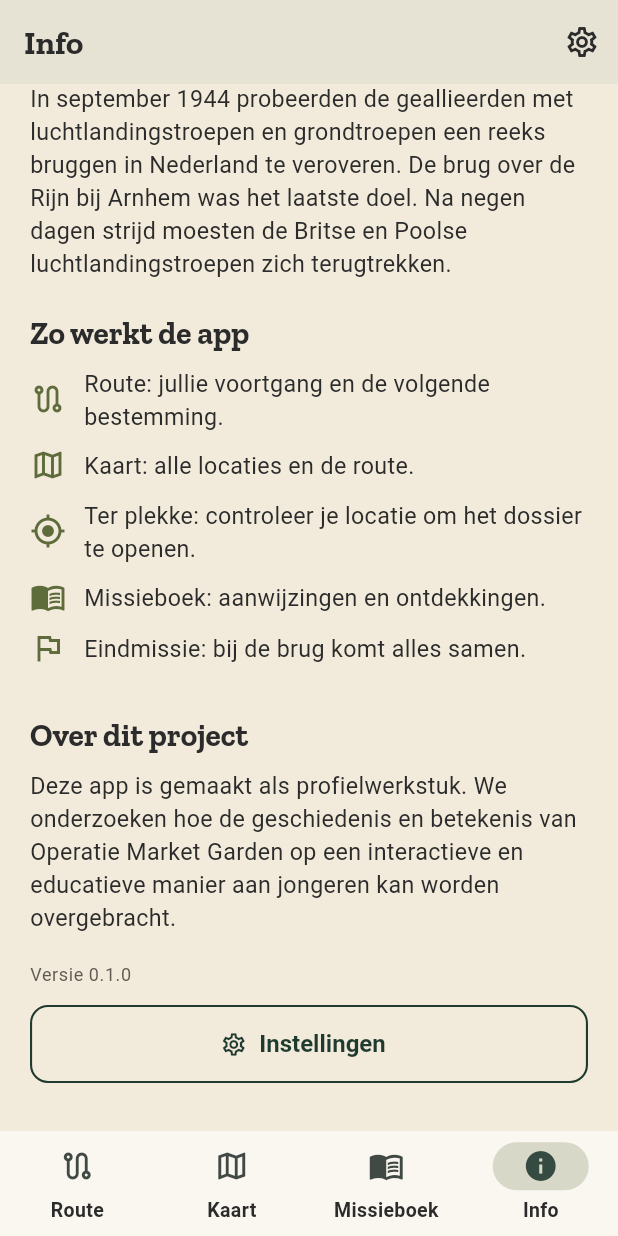
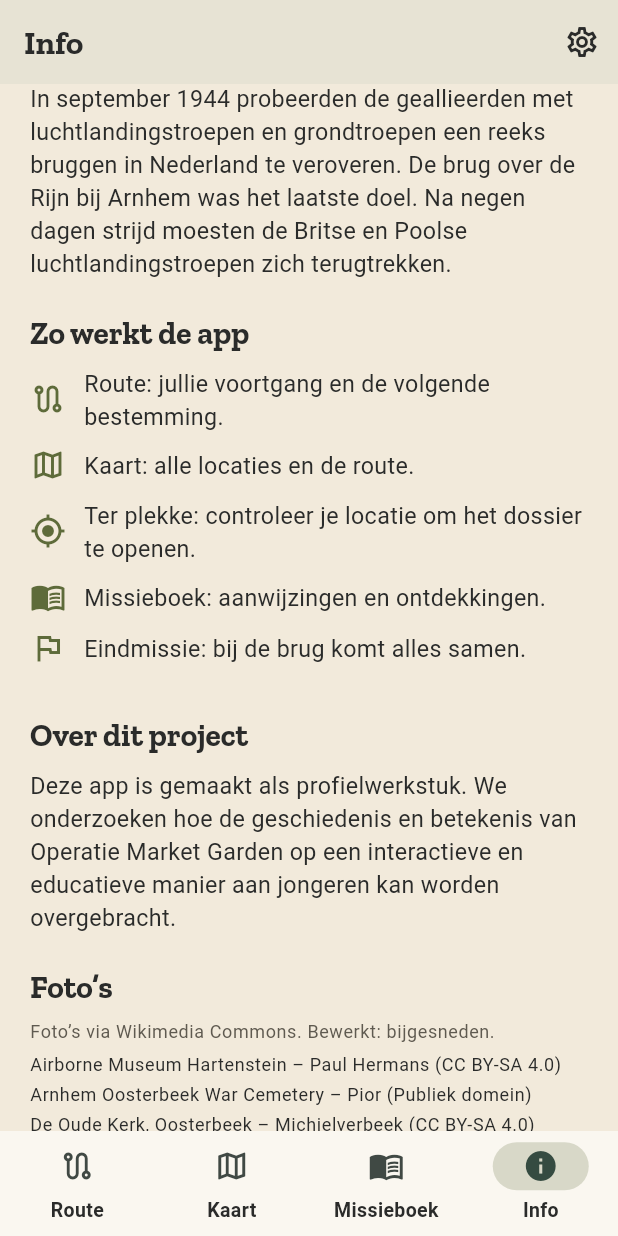
Before and after one commit to SilFopma4h2/pws-app, a Flutter app: the InfoScreen screen opened by its route, scrolled down 140 dp, on a phone screen of 412 x 824 dp. Run offline on Flutter 3.47's test engine with Material 3 defaults, Android fonts, the phone set to English and light mode, and no system bars; our stand-ins replace flutter_map, flutter_riverpod, geolocator, go_router, latlong2, shared_preferences; accounts and stored records are empty.

Commit message:
Add location photos from Wikimedia Commons with in-app credits
Adds a photo for each of the 8 locations plus a 1944 photo for the
Mortierput mission. Captions and mission feedback now match what the
photos actually show. Authors and licences are listed on the Info screen.

Co-Authored-By: Claude Opus 5.5 <noreply@anthropic.com>
Claude-Session: https://claude.ai/code/session_013KTjbUfJY9cJ1nXBXp3NnG

```diff
--- a/lib/data/locations.dart
+++ b/lib/data/locations.dart
@@ -70,7 +70,7 @@ const Map<String, HistoricalLocation> locations = {
     title: 'De Mortierput',
     place: 'Oosterbeek',
     imageAsset: 'assets/images/locations/mortierput.jpg',
-    imageCaption: 'Sporen in het landschap',
+    imageCaption: 'Beukenlaan in de bossen van Oosterbeek',
     latitude: 51.98655,
     longitude: 5.82925,
     sources: [_tracesOfWar],
@@ -90,7 +90,7 @@ const Map<String, HistoricalLocation> locations = {
     title: 'Het Drielse Veer',
     place: 'Driel',
     imageAsset: 'assets/images/locations/drielse_veer.jpg',
-    imageCaption: 'De Rijn bij Driel',
+    imageCaption: 'Het Engineers-monument bij de Rijn in Driel',
     latitude: 51.97155,
     longitude: 5.82510,
     sources: [_tracesOfWar],
@@ -100,7 +100,7 @@ const Map<String, HistoricalLocation> locations = {
     title: 'Airborne at the Bridge',
     place: 'Arnhem',
     imageAsset: 'assets/images/locations/airborne_bridge.jpg',
-    imageCaption: 'Airborne at the Bridge, Rijnkade',
+    imageCaption: 'Airborne-monument bij de John Frostbrug',
     latitude: 51.97640,
     longitude: 5.90925,
     sources: [_bridgeMuseum],
--- /dev/null
+++ b/lib/data/photo_credits.dart
@@ -0,0 +1,84 @@
+// AANPASBARE PWS-INHOUD
+// Herkomst van de foto's in assets/images/. Alle foto's komen van Wikimedia
+// Commons. Bij CC BY en CC BY-SA is naamsvermelding verplicht; deze lijst
+// wordt getoond op het Info-scherm. Vervang je een foto, pas dan ook de
+// regel hier aan.
+
+class PhotoCredit {
+  const PhotoCredit({
+    required this.subject,
+    required this.author,
+    required this.license,
+    required this.url,
+  });
+
+  final String subject;
+  final String author;
+  final String license;
+  final String url;
+}
+
+const List<PhotoCredit> photoCredits = [
+  PhotoCredit(
+    subject: 'Airborne Museum Hartenstein',
+    author: 'Paul Hermans',
+    license: 'CC BY-SA 4.0',
+    url:
+        'https://commons.wikimedia.org/wiki/File:Airborne_Museum_Hartenstein_Oosterbeek_23-04-2019.jpg',
+  ),
+  PhotoCredit(
+    subject: 'Arnhem Oosterbeek War Cemetery',
+    author: 'Pior',
+    license: 'Publiek domein',
+    url:
+        'https://commons.wikimedia.org/wiki/File:Arnhem_Oosterbeek_War_Cemetery.jpg',
+  ),
+  PhotoCredit(
+    subject: 'De Oude Kerk, Oosterbeek',
+    author: 'Michielverbeek',
+    license: 'CC BY-SA 4.0',
+    url:
+        'https://commons.wikimedia.org/wiki/File:Oosterbeek,_de_Oude_Kerk_RM32432_IMG_4215_2020-04-08_09.09.jpg',
+  ),
+  PhotoCredit(
+    subject: 'Beukenlaan in Oosterbeek (Mortierput)',
+    author: 'Henk Monster',
+    license: 'CC BY 3.0',
+    url:
+        'https://commons.wikimedia.org/wiki/File:Nice_Beech_lane_at_Oosterbeek_at_12_October_2015_-_panoramio.jpg',
+  ),
+  PhotoCredit(
+    subject: 'Mortier bij Arnhem, 20 september 1944',
+    author: 'No 5 Army Film & Photographic Unit / Nationaal Archief',
+    license: 'CC0',
+    url:
+        'https://commons.wikimedia.org/wiki/File:3_Inch_Mortars,_20-9-1944,_Battle_of_Arnhem,_Bestanddeelnr_24023_061.tif',
+  ),
+  PhotoCredit(
+    subject: 'Hotel Dreyeroord',
+    author: 'J.J. Bats',
+    license: 'CC BY-SA 4.0',
+    url: 'https://commons.wikimedia.org/wiki/File:Dreijeroord-1506362016.JPG',
+  ),
+  PhotoCredit(
+    subject: 'Engineers-monument, Driel',
+    author: 'Bj.schoenmakers',
+    license: 'CC0',
+    url:
+        'https://commons.wikimedia.org/wiki/File:Engineers_monument,_Driel,_the_Netherlands.jpg',
+  ),
+  PhotoCredit(
+    subject: 'Airborne-monument bij de John Frostbrug',
+    author: 'Michielverbeek',
+    license: 'CC BY-SA 4.0',
+    url:
+        'https://commons.wikimedia.org/wiki/File:Arnhem_centrum,_Airbornemonument_Jacob_Groenewoudplantsoen_met_John_Frostbrug_op_achtergrond_foto3_2015-06-30_18.12.jpg',
+  ),
+  PhotoCredit(
+    subject: 'De John Frostbrug',
+    author: 'Michielverbeek',
+    license: 'CC BY-SA 4.0',
+    url:
+        'https://commons.wikimedia.org/wiki/File:Arnhem,_de_John_Frostbrug_foto3_2015-12-30_10.10.jpg',
+  ),
+];
--- a/lib/screens/info/info_screen.dart
+++ b/lib/screens/info/info_screen.dart
@@ -3,6 +3,7 @@ import 'package:go_router/go_router.dart';
 
 import '../../app/theme.dart';
 import '../../config/app_config.dart';
+import '../../data/photo_credits.dart';
 import '../../widgets/common/archive.dart';
 import '../../widgets/common/page_body.dart';
 import '../home/home_shell.dart';
@@ -64,6 +65,20 @@ class InfoScreen extends StatelessWidget {
             ),
           const SectionTitle('Over dit project'),
           const Text(_about),
+          const SectionTitle('Foto’s'),
+          Text(
+            'Foto’s via Wikimedia Commons. Bewerkt: bijgesneden.',
+            style: text.bodySmall?.copyWith(color: AppColors.muted),
+          ),
+          const SizedBox(height: 6),
+          for (final c in photoCredits)
+            Padding(
+              padding: const EdgeInsets.only(bottom: 4),
+              child: Text(
+                '${c.subject} – ${c.author} (${c.license})',
+                style: text.bodySmall,
+              ),
+            ),
           const SizedBox(height: 20),
           Text(
             'Versie ${AppConfig.appVersion}',
```
Also changed, not shown: lib/data/missions.dart (+11 -8 lines), assets/images/documents/mortierput_1944.jpg (added), assets/images/locations/airborne_bridge.jpg (added), assets/images/locations/cemetery.jpg (added), assets/images/locations/dreyeroord.jpg (added), assets/images/locations/drielse_veer.jpg (added), assets/images/locations/hartenstein.jpg (added), assets/images/locations/john_frostbrug.jpg (added), assets/images/locations/mortierput.jpg (added), assets/images/locations/oude_kerk.jpg (added), 1 other file.
